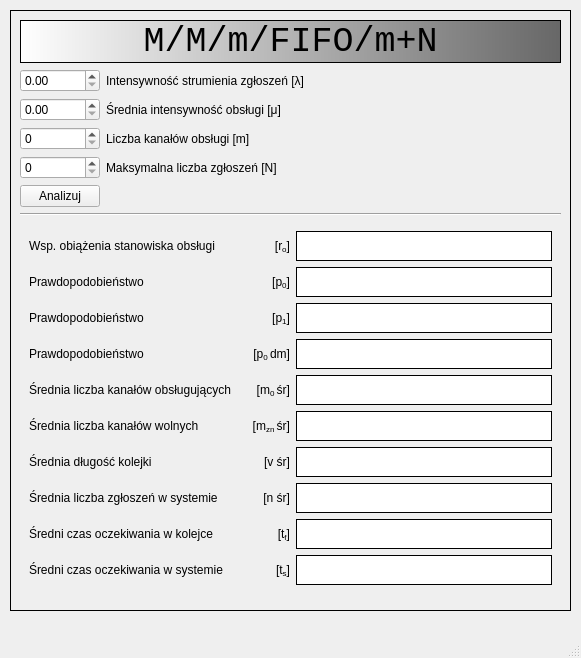
Qt form mainwindow.ui (Kamilr616/ans-queue-algorithm) before a commit.
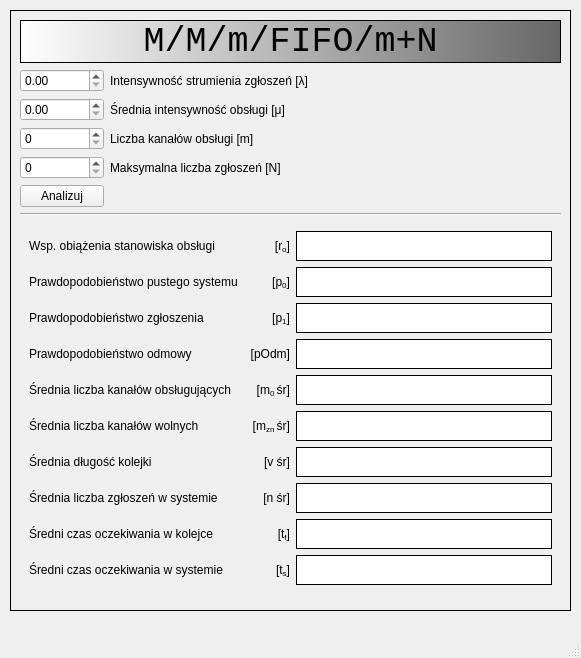
The same form after that commit.

Commit message: Input values max set, minor text changes

Diff of the .ui file:
```diff
--- a/mainwindow.ui
+++ b/mainwindow.ui
@@ -50,6 +50,9 @@
          <property name="accelerated">
           <bool>false</bool>
          </property>
+         <property name="maximum">
+          <number>9999999</number>
+         </property>
         </widget>
        </item>
        <item row="2" column="1">
@@ -70,6 +73,9 @@
          <property name="accelerated">
           <bool>false</bool>
          </property>
+         <property name="maximum">
+          <double>9999999.990000000223517</double>
+         </property>
         </widget>
        </item>
        <item row="2" column="0">
@@ -83,6 +89,9 @@
          <property name="accelerated">
           <bool>false</bool>
          </property>
+         <property name="maximum">
+          <number>71</number>
+         </property>
         </widget>
        </item>
        <item row="0" column="0">
@@ -96,6 +105,12 @@
          <property name="accelerated">
           <bool>false</bool>
          </property>
+         <property name="decimals">
+          <number>2</number>
+         </property>
+         <property name="maximum">
+          <double>9999999.990000000223517</double>
+         </property>
         </widget>
        </item>
        <item row="3" column="1">
@@ -249,7 +264,7 @@
            </sizepolicy>
           </property>
           <property name="text">
-           <string>Prawdopodobieństwo</string>
+           <string>Prawdopodobieństwo pustego systemu</string>
           </property>
          </widget>
         </item>
@@ -315,7 +330,7 @@
            </sizepolicy>
           </property>
           <property name="text">
-           <string>Prawdopodobieństwo</string>
+           <string>Prawdopodobieństwo zgłoszenia</string>
           </property>
          </widget>
         </item>
@@ -381,7 +396,7 @@
            </sizepolicy>
           </property>
           <property name="text">
-           <string>Prawdopodobieństwo</string>
+           <string>Prawdopodobieństwo odmowy</string>
           </property>
          </widget>
         </item>
@@ -397,7 +412,7 @@
            <enum>Qt::RightToLeft</enum>
           </property>
           <property name="text">
-           <string>&lt;html&gt;&lt;head/&gt;&lt;body&gt;&lt;p&gt;[p&lt;span style=&quot; vertical-align:sub;&quot;&gt;0 &lt;/span&gt;dm]&lt;/p&gt;&lt;/body&gt;&lt;/html&gt;</string>
+           <string>&lt;html&gt;&lt;head/&gt;&lt;body&gt;&lt;p&gt;[pOdm]&lt;/p&gt;&lt;/body&gt;&lt;/html&gt;</string>
           </property>
           <property name="alignment">
            <set>Qt::AlignRight|Qt::AlignTrailing|Qt::AlignVCenter</set>
```
The commit also changes 2 other files.
